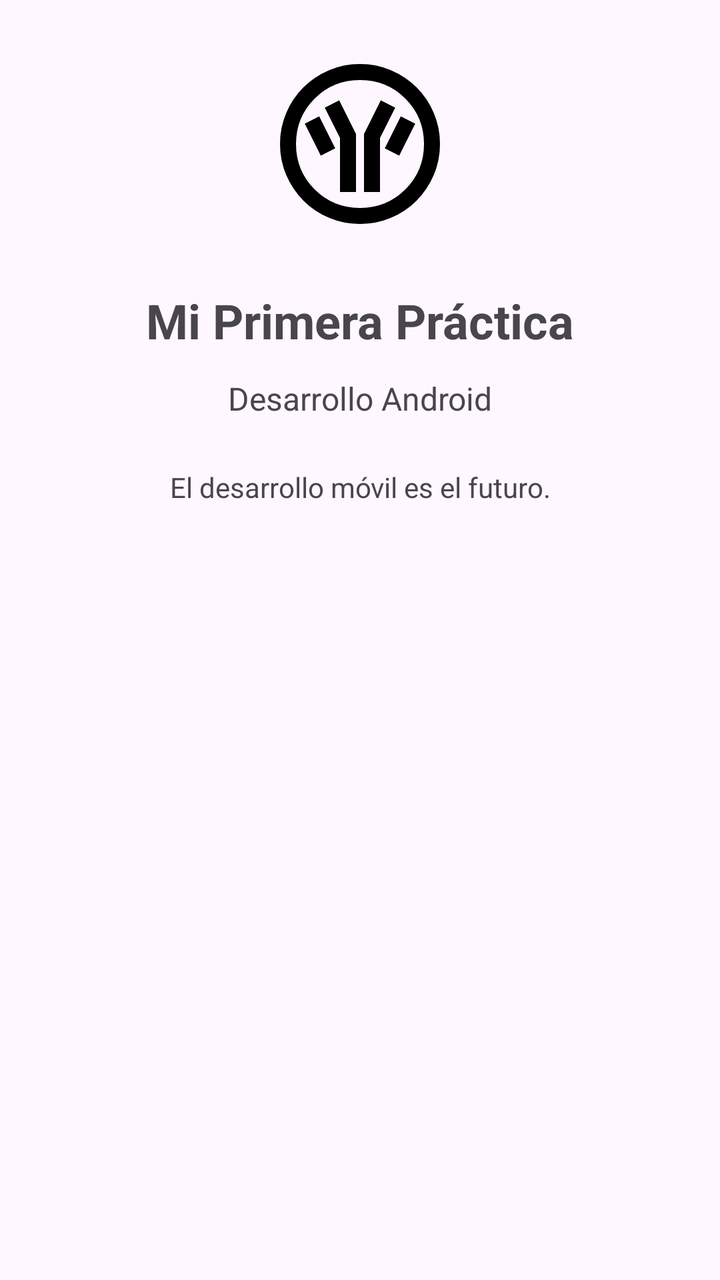
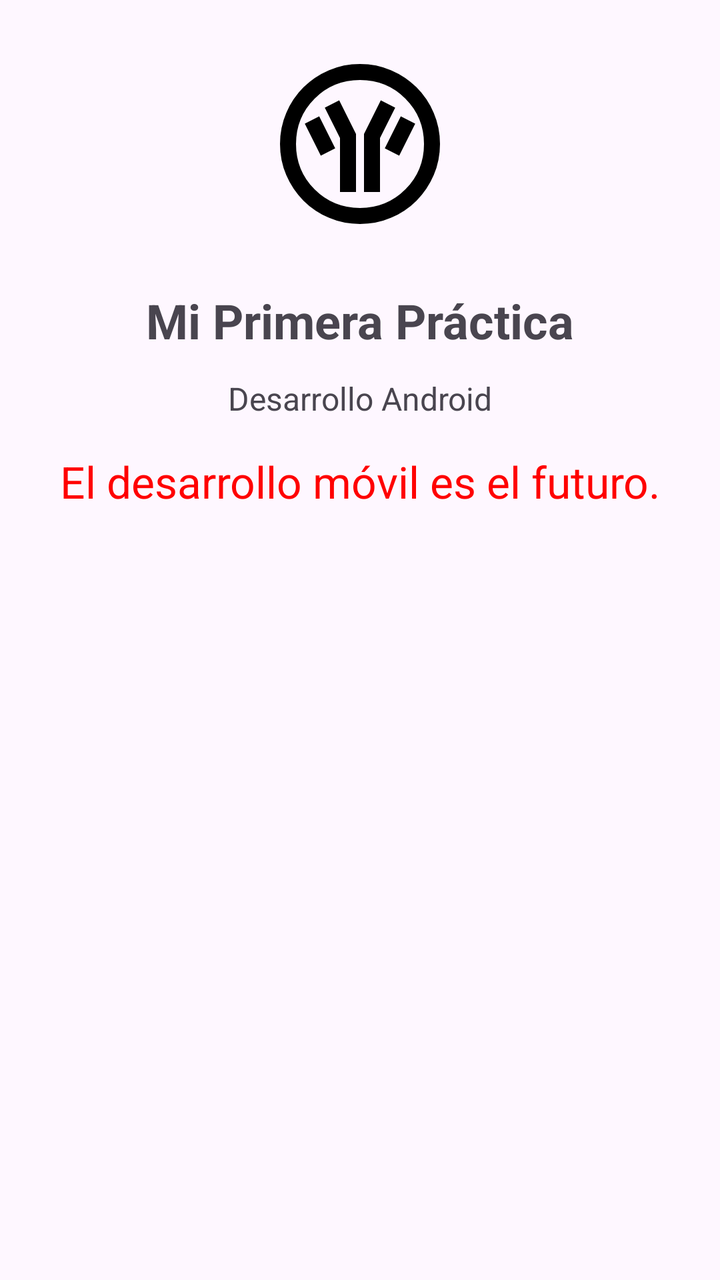

Before-and-after screenshots of an Android layout around one commit, followed by the original layout XML and the change that was made.
<!-- AndroidManifest.xml: application theme Theme.PMDM_UT1_Base -->
<!-- res/layout/activity_main.xml -->
<?xml version="1.0" encoding="utf-8"?>
<androidx.constraintlayout.widget.ConstraintLayout
    xmlns:android="http://schemas.android.com/apk/res/android"
    xmlns:app="http://schemas.android.com/apk/res-auto"
    xmlns:tools="http://schemas.android.com/tools"
    android:id="@+id/main"
    android:layout_width="match_parent"
    android:layout_height="match_parent"
    android:padding="24dp"
    tools:context=".MainActivity">

    <ImageView
        android:id="@+id/imageLogo"
        android:layout_width="96dp"
        android:layout_height="96dp"
        android:contentDescription="@string/app_name"
        android:src="@drawable/outline_allergies_24"
        app:layout_constraintBottom_toTopOf="@id/textTitulo"
        app:layout_constraintEnd_toEndOf="parent"
        app:layout_constraintStart_toStartOf="parent"
        app:layout_constraintTop_toTopOf="parent"
        app:layout_constraintVertical_chainStyle="packed" />

    <TextView
        android:id="@+id/textTitulo"
        android:layout_width="wrap_content"
        android:layout_height="wrap_content"
        android:layout_marginTop="24dp"
        android:text="@string/titulo_nuevo"
        android:textSize="24sp"
        android:textStyle="bold"
        app:layout_constraintEnd_toEndOf="parent"
        app:layout_constraintStart_toStartOf="parent"
        app:layout_constraintTop_toBottomOf="@id/imageLogo" />

    <TextView
        android:id="@+id/textSubtitulo"
        android:layout_width="wrap_content"
        android:layout_height="wrap_content"
        android:layout_marginTop="12dp"
        android:text="@string/subtitulo"
        android:textSize="16sp"
        app:layout_constraintEnd_toEndOf="parent"
        app:layout_constraintStart_toStartOf="parent"
        app:layout_constraintTop_toBottomOf="@id/textTitulo" />

    <TextView
        android:id="@+id/textDescripcion"
        android:layout_width="0dp"
        android:layout_height="wrap_content"
        android:layout_marginTop="24dp"
        android:gravity="center"
        android:text="@string/descripcion"
        app:layout_constraintEnd_toEndOf="parent"
        app:layout_constraintStart_toStartOf="parent"
        app:layout_constraintTop_toBottomOf="@id/textSubtitulo" />

</androidx.constraintlayout.widget.ConstraintLayout>
<!-- resources referenced by this layout -->
<resources>
  <!-- drawable outline_allergies_24 (drawable) -->
  <vector xmlns:android="http://schemas.android.com/apk/res/android" android:height="24dp" android:tint="#000000" android:viewportHeight="960" android:viewportWidth="960" android:width="24dp">
        
      <path android:fillColor="@android:color/white" android:pathData="M380,720L460,720L460,430L376,262L304,298L380,450L380,720ZM500,720L580,720L580,450L656,298L584,262L500,430L500,720ZM676,538L756,378L684,342L604,502L676,538ZM284,538L356,502L276,342L204,378L284,538ZM480,880Q397,880 324,848.5Q251,817 197,763Q143,709 111.5,636Q80,563 80,480Q80,397 111.5,324Q143,251 197,197Q251,143 324,111.5Q397,80 480,80Q563,80 636,111.5Q709,143 763,197Q817,251 848.5,324Q880,397 880,480Q880,563 848.5,636Q817,709 763,763Q709,817 636,848.5Q563,880 480,880ZM480,800Q614,800 707,707Q800,614 800,480Q800,346 707,253Q614,160 480,160Q346,160 253,253Q160,346 160,480Q160,614 253,707Q346,800 480,800ZM480,480Q480,480 480,480Q480,480 480,480Q480,480 480,480Q480,480 480,480Q480,480 480,480Q480,480 480,480Q480,480 480,480Q480,480 480,480Z"/>
      
  </vector>
  <string name="app_name">UT1- Jonathan Rodriguez</string>
  <string name="descripcion">El desarrollo móvil es el futuro.</string>
  <string name="subtitulo">Desarrollo Android</string>
  <string name="titulo_nuevo">Mi Primera Práctica</string>
  <style name="Theme.PMDM_UT1_Base" parent="Base.Theme.PMDM_UT1_Base" />
  <style name="Base.Theme.PMDM_UT1_Base" parent="Theme.Material3.DayNight.NoActionBar">
          
          
      </style>
</resources>

<!-- the commit's change to res/layout/activity_main.xml (unified diff, before → after) -->
@@ -48,7 +48,9 @@
         android:id="@+id/textDescripcion"
         android:layout_width="0dp"
         android:layout_height="wrap_content"
-        android:layout_marginTop="24dp"
+        android:textSize="22sp"
+        android:layout_marginTop="16dp"
+        android:textColor="#FF0000"
         android:gravity="center"
         android:text="@string/descripcion"
         app:layout_constraintEnd_toEndOf="parent"
